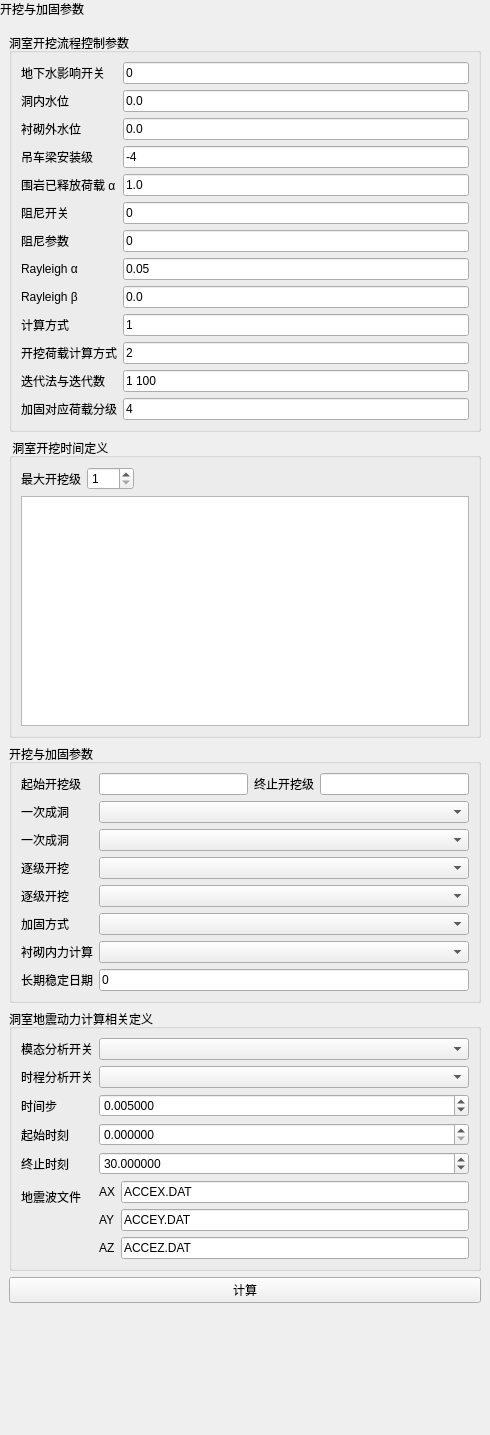
Above: plugins/Base_Slover/CaveSupportComputationPage.ui from asd977/base_cae before the change. Below: the same form after it.
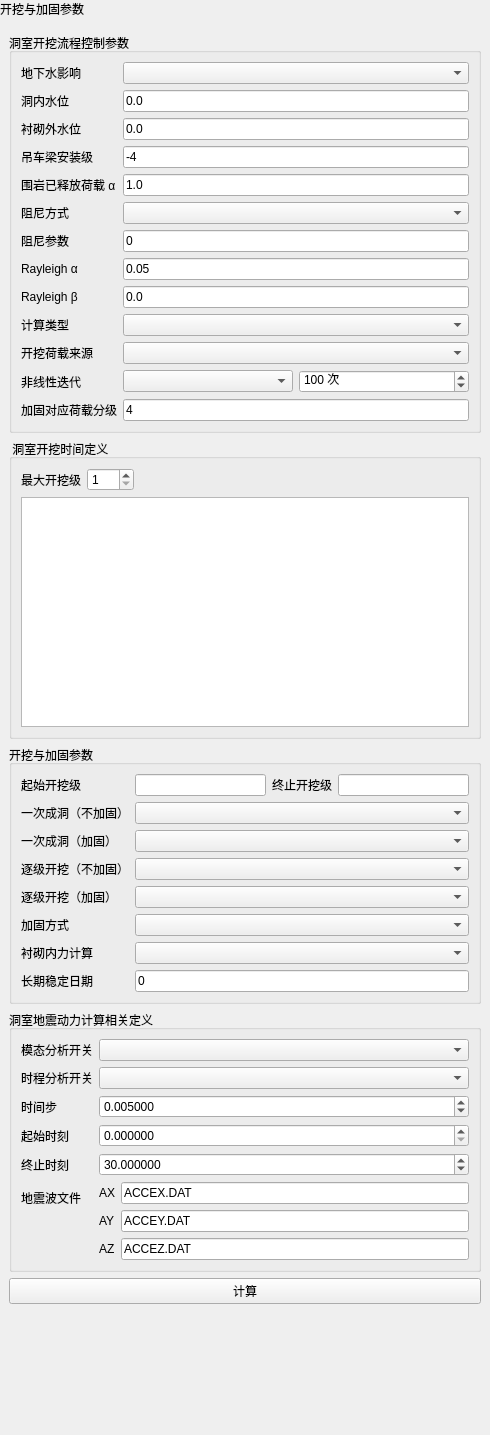
That is the form after the change.

What changed in the file:
```diff
--- a/plugins/Base_Slover/CaveSupportComputationPage.ui
+++ b/plugins/Base_Slover/CaveSupportComputationPage.ui
@@ -62,7 +62,7 @@
         <item row="0" column="0">
          <widget class="QLabel" name="label3">
           <property name="text">
-           <string>地下水影响开关</string>
+           <string>地下水影响</string>
           </property>
           <property name="wordWrap">
            <bool>false</bool>
@@ -70,15 +70,9 @@
          </widget>
         </item>
         <item row="0" column="1">
-         <widget class="QLineEdit" name="line3Edit">
-          <property name="text">
-           <string>0</string>
-          </property>
+         <widget class="QComboBox" name="comboIfSeep">
           <property name="minimumSize">
-           <size>
-            <width>10</width>
-            <height>0</height>
-           </size>
+           <size><width>10</width><height>0</height></size>
           </property>
          </widget>
         </item>
@@ -177,7 +171,7 @@
         <item row="5" column="0">
          <widget class="QLabel" name="label18">
           <property name="text">
-           <string>阻尼开关</string>
+           <string>阻尼方式</string>
           </property>
           <property name="wordWrap">
            <bool>false</bool>
@@ -185,15 +179,9 @@
          </widget>
         </item>
         <item row="5" column="1">
-         <widget class="QLineEdit" name="line18Edit">
-          <property name="text">
-           <string>0</string>
-          </property>
+         <widget class="QComboBox" name="comboDampingMode">
           <property name="minimumSize">
-           <size>
-            <width>10</width>
-            <height>0</height>
-           </size>
+           <size><width>10</width><height>0</height></size>
           </property>
          </widget>
         </item>
@@ -269,7 +257,7 @@
         <item row="9" column="0">
          <widget class="QLabel" name="label22">
           <property name="text">
-           <string>计算方式</string>
+           <string>计算类型</string>
           </property>
           <property name="wordWrap">
            <bool>false</bool>
@@ -277,22 +265,16 @@
          </widget>
         </item>
         <item row="9" column="1">
-         <widget class="QLineEdit" name="line22Edit">
-          <property name="text">
-           <string>1</string>
-          </property>
+         <widget class="QComboBox" name="comboCalculationType">
           <property name="minimumSize">
-           <size>
-            <width>10</width>
-            <height>0</height>
-           </size>
+           <size><width>10</width><height>0</height></size>
           </property>
          </widget>
         </item>
         <item row="10" column="0">
          <widget class="QLabel" name="label23">
           <property name="text">
-           <string>开挖荷载计算方式</string>
+           <string>开挖荷载来源</string>
           </property>
           <property name="wordWrap">
            <bool>false</bool>
@@ -300,22 +282,16 @@
          </widget>
         </item>
         <item row="10" column="1">
-         <widget class="QLineEdit" name="line23Edit">
-          <property name="text">
-           <string>2</string>
-          </property>
+         <widget class="QComboBox" name="comboExcavationLoadMethod">
           <property name="minimumSize">
-           <size>
-            <width>10</width>
-            <height>0</height>
-           </size>
+           <size><width>10</width><height>0</height></size>
           </property>
          </widget>
         </item>
         <item row="11" column="0">
          <widget class="QLabel" name="label24">
           <property name="text">
-           <string>迭代法与迭代数</string>
+           <string>非线性迭代</string>
           </property>
           <property name="wordWrap">
            <bool>false</bool>
@@ -323,17 +299,21 @@
          </widget>
         </item>
         <item row="11" column="1">
-         <widget class="QLineEdit" name="line24Edit">
-          <property name="text">
-           <string>1 100</string>
-          </property>
-          <property name="minimumSize">
-           <size>
-            <width>10</width>
-            <height>0</height>
-           </size>
-          </property>
-         </widget>
+         <layout class="QHBoxLayout" name="layoutIteration">
+          <property name="spacing"><number>6</number></property>
+          <item>
+           <widget class="QComboBox" name="comboIterationMethod"/>
+          </item>
+          <item>
+           <widget class="QSpinBox" name="spinIterationCount">
+            <property name="toolTip"><string>最大迭代次数</string></property>
+            <property name="minimum"><number>1</number></property>
+            <property name="maximum"><number>100000</number></property>
+            <property name="value"><number>100</number></property>
+            <property name="suffix"><string> 次</string></property>
+           </widget>
+          </item>
+         </layout>
         </item>
         <item row="12" column="0">
          <widget class="QLabel" name="label25">
@@ -504,6 +484,8 @@
            </property>
            <item>
             <widget class="QLineEdit" name="editIexcaSta">
+            <property name="readOnly"><bool>true</bool></property>
+            <property name="toolTip"><string>由开挖体数量自动生成，不需要手工填写</string></property>
              <property name="minimumSize">
               <size>
                <width>10</width>
@@ -524,6 +506,8 @@
            </item>
            <item>
             <widget class="QLineEdit" name="editIexcaEnd">
+            <property name="readOnly"><bool>true</bool></property>
+            <property name="toolTip"><string>由开挖体数量自动生成，不需要手工填写</string></property>
              <property name="minimumSize">
               <size>
                <width>10</width>
@@ -538,7 +522,7 @@
         <item row="1" column="0">
          <widget class="QLabel" name="labelIfEall">
           <property name="text">
-           <string>一次成洞</string>
+           <string>一次成洞（不加固）</string>
           </property>
           <property name="wordWrap">
            <bool>false</bool>
@@ -558,7 +542,7 @@
         <item row="2" column="0">
          <widget class="QLabel" name="labelIfJall">
           <property name="text">
-           <string>一次成洞</string>
+           <string>一次成洞（加固）</string>
           </property>
           <property name="wordWrap">
            <bool>false</bool>
@@ -578,7 +562,7 @@
         <item row="3" column="0">
          <widget class="QLabel" name="labelIfE1toa">
           <property name="text">
-           <string>逐级开挖</string>
+           <string>逐级开挖（不加固）</string>
           </property>
           <property name="wordWrap">
            <bool>false</bool>
@@ -598,7 +582,7 @@
         <item row="4" column="0">
          <widget class="QLabel" name="labelIfJ1toa">
           <property name="text">
-           <string>逐级开挖</string>
+           <string>逐级开挖（加固）</string>
           </property>
           <property name="wordWrap">
            <bool>false</bool>
```
